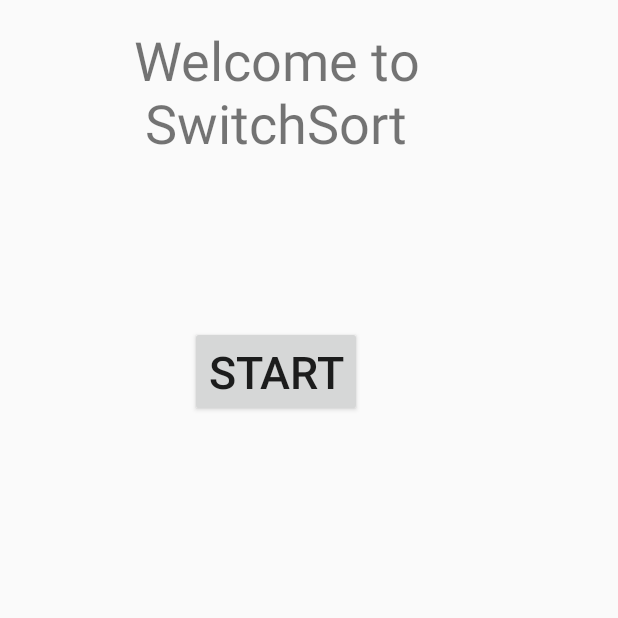
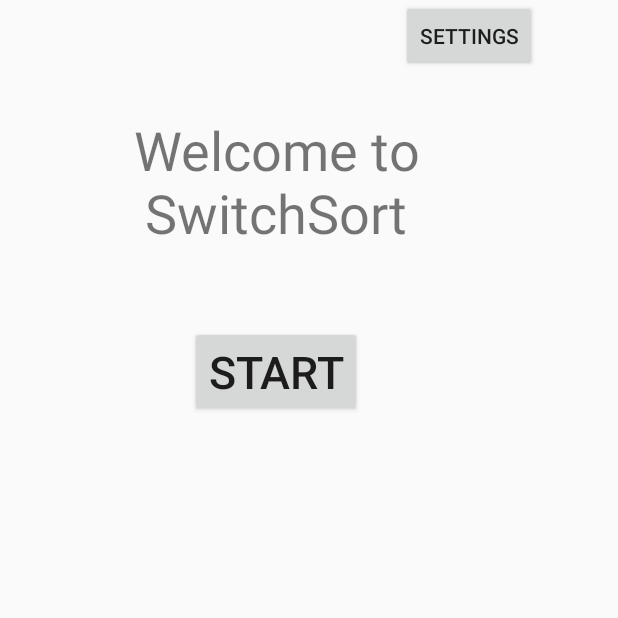
Before and after one commit to maleke9/SwitchSort, an Android app: the screen it shows after launch (Menue), on a phone screen of 412 x 824 dp, the top half of it. Run offline under Robolectric (Android 15) with nearby library versions, the phone set to English and light mode, and no system bars.

Commit message:
Added Settings activity

```diff
--- a/app/src/main/AndroidManifest.xml
+++ b/app/src/main/AndroidManifest.xml
@@ -18,6 +18,7 @@
         </activity>
         <activity android:name=".Fade_pregame" />
         <activity android:name=".test_dynamic"></activity>
+        <activity android:name=".SettingsManager"></activity>
     </application>
 
 </manifest>
--- a/app/src/main/java/com/example/user/test/Menue.java
+++ b/app/src/main/java/com/example/user/test/Menue.java
@@ -8,22 +8,39 @@ import android.widget.Button;
 
 public class Menue extends Activity implements View.OnClickListener {
 
-    Button btnStart;
+    Button btn_Start, btn_Settings;
 
     @Override
     protected void onCreate(Bundle savedInstanceState) {
         super.onCreate(savedInstanceState);
         setContentView(R.layout.activity_menue);
-        btnStart =  findViewById(R.id.btnStart);
-        btnStart.setOnClickListener(this);
+
+        //Start Game Button
+        btn_Start =  findViewById(R.id.btn_Start);
+        btn_Start.setOnClickListener(this);
+
+        //Settings Button
+        btn_Settings =  findViewById(R.id.btn_settings);
+        btn_Settings.setOnClickListener(this);
 
 
     }
 
     @Override
     public void onClick(View v) {
-        Intent intent = new Intent(this, Fade_pregame.class);
-        startActivity(intent);
+        switch(v.getId()){
+
+            case R.id.btn_settings:
+                Intent toSettings = new Intent(this, SettingsManager.class);
+                startActivity(toSettings);
+                break;
+
+            case R.id.btn_Start:
+                Intent toGame = new Intent(this, Fade_pregame.class);
+                startActivity(toGame);
+                break;
+        }
+
         this.finish();
     }
 }
--- a/app/src/main/res/layout/activity_menue.xml
+++ b/app/src/main/res/layout/activity_menue.xml
@@ -13,7 +13,7 @@
         tools:layout_editor_absoluteY="8dp">
 
         <Button
-            android:id="@+id/btnStart"
+            android:id="@+id/btn_Start"
             android:layout_width="wrap_content"
             android:layout_height="wrap_content"
             android:layout_centerHorizontal="true"
@@ -26,10 +26,21 @@
             android:layout_width="match_parent"
             android:layout_height="122dp"
             android:layout_alignParentTop="true"
-            android:layout_centerHorizontal="true"
+            android:layout_marginTop="60dp"
+            android:gravity="center"
+            android:text="Welcome to SwitchSort"
+            android:textSize="36sp" />
+
+        <Button
+            android:id="@+id/btn_settings"
+            style="@style/Widget.AppCompat.Button.Small"
+            android:layout_width="wrap_content"
+            android:layout_height="wrap_content"
+            android:layout_alignParentTop="true"
+            android:layout_alignParentEnd="true"
             android:layout_marginTop="0dp"
-            android:text="Welcome to SwitchSort"
-            android:gravity="center"
-            android:textSize="36sp" />
+            android:layout_marginEnd="10dp"
+            android:text="Settings" />
+
     </RelativeLayout>
 </android.support.constraint.ConstraintLayout>
```
Also changed, not shown: app/src/main/java/com/example/user/test/Fade_pregame.java (+2 -5 lines), app/src/main/java/com/example/user/test/SettingsManager.java (added, +52 -0 lines), app/src/main/res/layout/activity_settingsmanager.xml (added, +59 -0 lines).
